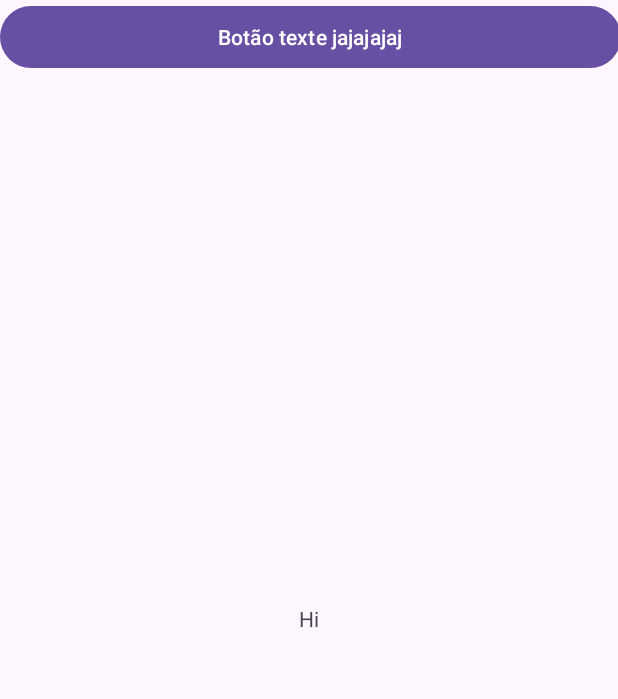
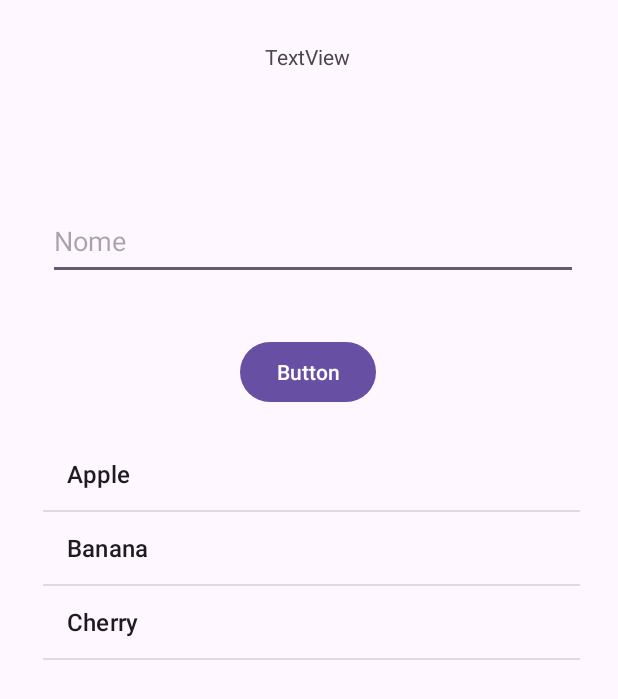
Before and after one commit to dudaotaku/Dispositivos_moveis, an Android app: the screen it shows after launch (MainActivity), on a phone screen of 412 x 824 dp. Shown: the top 699 px of the screen. Run offline under Robolectric (Android 15) with nearby library versions, the phone set to English and light mode, and no system bars.

```diff
--- a/app/src/main/java/com/example/myapplication/MainActivity.java
+++ b/app/src/main/java/com/example/myapplication/MainActivity.java
@@ -1,7 +1,14 @@
 package com.example.myapplication;
 
+import android.annotation.SuppressLint;
 import android.app.LocaleManager;
 import android.os.Bundle;
+import android.widget.Adapter;
+import android.widget.ArrayAdapter;
+import android.widget.Button;
+import android.widget.EditText;
+import android.widget.ListView;
+import android.widget.Toast;
 
 import androidx.activity.EdgeToEdge;
 import androidx.appcompat.app.AppCompatActivity;
@@ -9,19 +16,59 @@ import androidx.core.graphics.Insets;
 import androidx.core.view.ViewCompat;
 import androidx.core.view.WindowInsetsCompat;
 
+import java.util.ArrayList;
+
+
+
+
 public class MainActivity extends AppCompatActivity {
+    ListView listView;
+    ArrayList<String> nomes;
+    EditText editText;
+    Button button;
 
+    @SuppressLint("MissingInflatedId")
     @Override
     protected void onCreate(Bundle savedInstanceState) {
         super.onCreate(savedInstanceState);
         EdgeToEdge.enable(this);
         setContentView(R.layout.activity_main);
-        LocaleManager lm;
-        getString(R.string.Hello);
-        ViewCompat.setOnApplyWindowInsetsListener(findViewById(R.id.main), (v, insets) -> {
-            Insets systemBars = insets.getInsets(WindowInsetsCompat.Type.systemBars());
-            v.setPadding(systemBars.left, systemBars.top, systemBars.right, systemBars.bottom);
-            return insets;
+        nomes = new ArrayList<>(){{
+            add("Apple");
+            add("Banana");
+            add("Cherry");
+        }};
+        listView = findViewById(R.id.listView);
+        editText = findViewById(R.id.editText);
+        button = findViewById(R.id.Button);
+        ArrayAdapter<String> adapter = new ArrayAdapter<>(
+                this, android.R.layout.simple_list_item_1,
+                android.R.id.text1,
+                nomes
+        );
+        //Define um tratamento de click sobre o botão
+        button.setOnClickListener( v ->{
+            String nome = editText.getText().toString();
+            nomes.add(nome);
+            adapter.notifyDataSetChanged();
         });
+        //Definer um tratamento para o evento de click sobre o item da lista
+        listView.setOnItemClickListener(
+                (parent,view, position, id)-> {
+                    Toast.makeText(
+                            getApplicationContext(),
+                            "Elemento clicado"+nomes.get(position),
+                            Toast.LENGTH_SHORT).show();
+
+        });
+
+        listView.setOnItemLongClickListener(
+                (parent,view, position, id)-> {
+                    nomes.remove(position);
+                    adapter.notifyDataSetChanged();
+                    return true;
+                }
+        );
+        listView.setAdapter(adapter);
     }
 }
--- a/app/src/main/res/layout/activity_main.xml
+++ b/app/src/main/res/layout/activity_main.xml
@@ -8,19 +8,51 @@
     tools:context=".MainActivity">
 
     <TextView
+        android:id="@+id/textView2"
         android:layout_width="wrap_content"
         android:layout_height="wrap_content"
-        android:text="@string/Hello"
-        app:layout_constraintBottom_toBottomOf="parent"
+        android:layout_marginTop="28dp"
+        android:text="TextView"
         app:layout_constraintEnd_toEndOf="parent"
+        app:layout_constraintHorizontal_bias="0.498"
         app:layout_constraintStart_toStartOf="parent"
         app:layout_constraintTop_toTopOf="parent" />
 
+    <EditText
+        android:id="@+id/editText"
+        android:layout_width="353dp"
+        android:layout_height="51dp"
+        android:layout_marginBottom="64dp"
+        android:ems="10"
+        android:hint="Nome"
+        android:inputType="text"
+        app:layout_constraintBottom_toBottomOf="@+id/Button"
+        app:layout_constraintEnd_toEndOf="parent"
+        app:layout_constraintHorizontal_bias="0.549"
+        app:layout_constraintStart_toStartOf="parent"
+        app:layout_constraintTop_toBottomOf="@+id/textView2"
+        app:layout_constraintVertical_bias="0.807" />
+
     <Button
-        android:layout_width="414dp"
-        android:layout_height="49dp"
-        android:text="Botão texte jajajajaj"
-        tools:layout_editor_absoluteX="-2dp"
-        tools:layout_editor_absoluteY="2dp" />
+        android:id="@+id/Button"
+        android:layout_width="wrap_content"
+        android:layout_height="wrap_content"
+        android:layout_marginBottom="20dp"
+        android:text="Button"
+        app:layout_constraintBottom_toTopOf="@+id/listView"
+        app:layout_constraintEnd_toEndOf="parent"
+        app:layout_constraintHorizontal_bias="0.498"
+        app:layout_constraintStart_toStartOf="parent" />
+
+    <ListView
+        android:id="@+id/listView"
+        android:layout_width="358dp"
+        android:layout_height="509dp"
+        app:layout_constraintBottom_toBottomOf="parent"
+        app:layout_constraintEnd_toEndOf="parent"
+        app:layout_constraintHorizontal_bias="0.528"
+        app:layout_constraintStart_toStartOf="parent"
+        app:layout_constraintTop_toTopOf="parent"
+        app:layout_constraintVertical_bias="0.927" />
 
 </androidx.constraintlayout.widget.ConstraintLayout>
```
Also changed, not shown: app/src/main/res/drawable/earth.png (added), app/src/main/res/drawable/jupter.png (added), app/src/main/res/drawable/mars.png (added), app/src/main/res/drawable/mercury.png (added), app/src/main/res/drawable/neptune.png (added), app/src/main/res/drawable/saturn.png (added), app/src/main/res/drawable/sun.png (added), app/src/main/res/drawable/uranus.png (added), app/src/main/res/drawable/venus.png (added).
